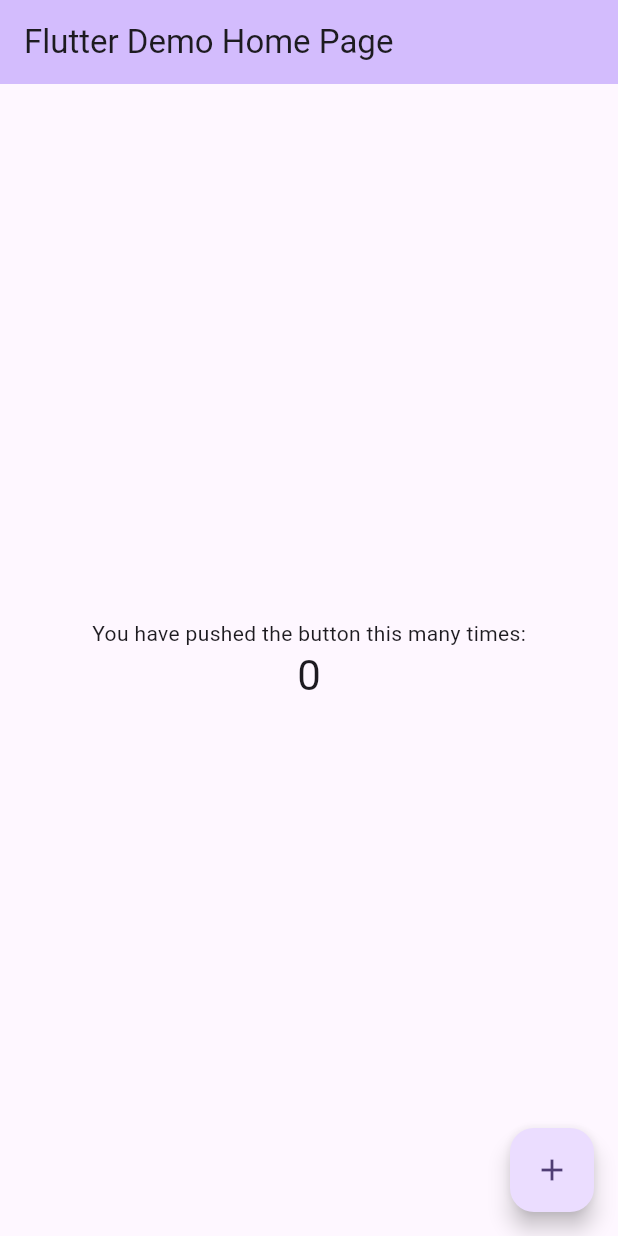
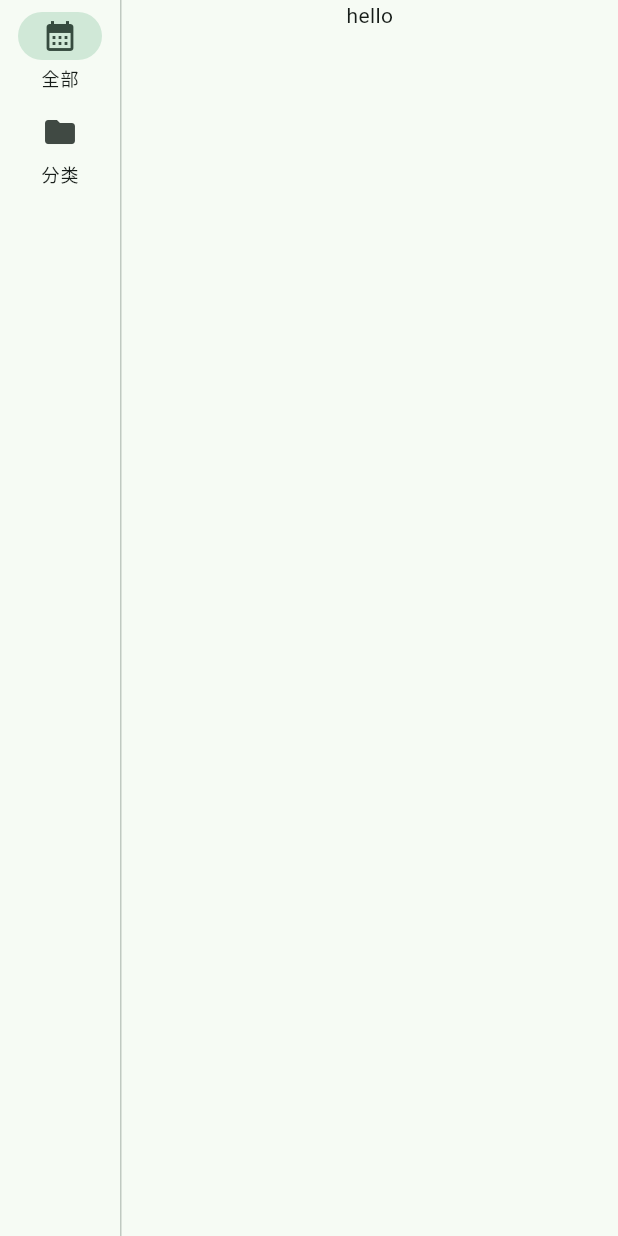
Before and after one commit to pp680111/todo_manage_tool, a Flutter app: the screen it shows after launch, on a phone screen of 412 x 824 dp. Run offline on Flutter 3.47's test engine with Material 3 defaults, Android fonts, the phone set to English and light mode, and no system bars.

Commit message:
feat: ui首页框架搭建（未完成

```diff
--- a/lib/main.dart
+++ b/lib/main.dart
@@ -1,4 +1,5 @@
 import 'package:flutter/material.dart';
+import 'package:todo_manage/widget/main_page.dart';
 
 void main() {
   runApp(const MyApp());
@@ -13,113 +14,10 @@ class MyApp extends StatelessWidget {
     return MaterialApp(
       title: 'Flutter Demo',
       theme: ThemeData(
-        // This is the theme of your application.
-        //
-        // TRY THIS: Try running your application with "flutter run". You'll see
-        // the application has a purple toolbar. Then, without quitting the app,
-        // try changing the seedColor in the colorScheme below to Colors.green
-        // and then invoke "hot reload" (save your changes or press the "hot
-        // reload" button in a Flutter-supported IDE, or press "r" if you used
-        // the command line to start the app).
-        //
-        // Notice that the counter didn't reset back to zero; the application
-        // state is not lost during the reload. To reset the state, use hot
-        // restart instead.
-        //
-        // This works for code too, not just values: Most code changes can be
-        // tested with just a hot reload.
-        colorScheme: ColorScheme.fromSeed(seedColor: Colors.deepPurple),
+        colorScheme: ColorScheme.fromSeed(seedColor: Colors.greenAccent),
         useMaterial3: true,
       ),
-      home: const MyHomePage(title: 'Flutter Demo Home Page'),
+      home: const MainPage()
     );
   }
 }
-
-class MyHomePage extends StatefulWidget {
-  const MyHomePage({super.key, required this.title});
-
-  // This widget is the home page of your application. It is stateful, meaning
-  // that it has a State object (defined below) that contains fields that affect
-  // how it looks.
-
-  // This class is the configuration for the state. It holds the values (in this
-  // case the title) provided by the parent (in this case the App widget) and
-  // used by the build method of the State. Fields in a Widget subclass are
-  // always marked "final".
-
-  final String title;
-
-  @override
-  State<MyHomePage> createState() => _MyHomePageState();
-}
-
-class _MyHomePageState extends State<MyHomePage> {
-  int _counter = 0;
-
-  void _incrementCounter() {
-    setState(() {
-      // This call to setState tells the Flutter framework that something has
-      // changed in this State, which causes it to rerun the build method below
-      // so that the display can reflect the updated values. If we changed
-      // _counter without calling setState(), then the build method would not be
-      // called again, and so nothing would appear to happen.
-      _counter++;
-    });
-  }
-
-  @override
-  Widget build(BuildContext context) {
-    // This method is rerun every time setState is called, for instance as done
-    // by the _incrementCounter method above.
-    //
-    // The Flutter framework has been optimized to make rerunning build methods
-    // fast, so that you can just rebuild anything that needs updating rather
-    // than having to individually change instances of widgets.
-    return Scaffold(
-      appBar: AppBar(
-        // TRY THIS: Try changing the color here to a specific color (to
-        // Colors.amber, perhaps?) and trigger a hot reload to see the AppBar
-        // change color while the other colors stay the same.
-        backgroundColor: Theme.of(context).colorScheme.inversePrimary,
-        // Here we take the value from the MyHomePage object that was created by
-        // the App.build method, and use it to set our appbar title.
-        title: Text(widget.title),
-      ),
-      body: Center(
-        // Center is a layout widget. It takes a single child and positions it
-        // in the middle of the parent.
-        child: Column(
-          // Column is also a layout widget. It takes a list of children and
-          // arranges them vertically. By default, it sizes itself to fit its
-          // children horizontally, and tries to be as tall as its parent.
-          //
-          // Column has various properties to control how it sizes itself and
-          // how it positions its children. Here we use mainAxisAlignment to
-          // center the children vertically; the main axis here is the vertical
-          // axis because Columns are vertical (the cross axis would be
-          // horizontal).
-          //
-          // TRY THIS: Invoke "debug painting" (choose the "Toggle Debug Paint"
-          // action in the IDE, or press "p" in the console), to see the
-          // wireframe for each widget.
-          mainAxisAlignment: MainAxisAlignment.center,
-          children: <Widget>[
-            const Text(
-              'You have pushed the button this many times:',
-            ),
-            Text(
-              '$_counter',
-              style: Theme.of(context).textTheme.headlineMedium,
-            ),
-          ],
-        ),
-      ),
-      floatingActionButton: FloatingActionButton(
-        onPressed: _incrementCounter,
-        tooltip: 'Increment',
-        child: const Icon(Icons.add),
-      ), // This trailing comma makes auto-formatting nicer for build methods.
-    );
-  }
-}
--- /dev/null
+++ b/lib/widget/main_page.dart
@@ -0,0 +1,50 @@
+import 'package:flutter/cupertino.dart';
+import 'package:flutter/material.dart';
+
+class MainPage extends StatefulWidget {
+  const MainPage({Key? key}) : super(key: key);
+
+  @override
+  State<MainPage> createState() => _MainPageState();
+}
+
+class _MainPageState extends State<MainPage> {
+  int _selectedIndex = 0;
+
+  @override
+  Widget build(BuildContext context) {
+    return Scaffold(
+      body: Row(
+        children: [
+          NavigationRail(
+            selectedIndex: _selectedIndex,
+            labelType: NavigationRailLabelType.all,
+            onDestinationSelected: (int index) {
+              setState(() {
+                _selectedIndex = index;
+              });
+            },
+            destinations: [
+              NavigationRailDestination(
+                icon: Icon(Icons.calendar_month),
+                label: Text("全部"),
+              ),
+              NavigationRailDestination(
+                icon: Icon(Icons.folder),
+                label: Text("分类"),
+              ),
+            ],
+          ),
+          const VerticalDivider(thickness: 1,width: 1),
+          Expanded(
+            child: Column(
+              children: [
+                const Text('hello')
+              ],
+            ),
+          )
+        ],
+      ),
+    );
+  }
+}
```
